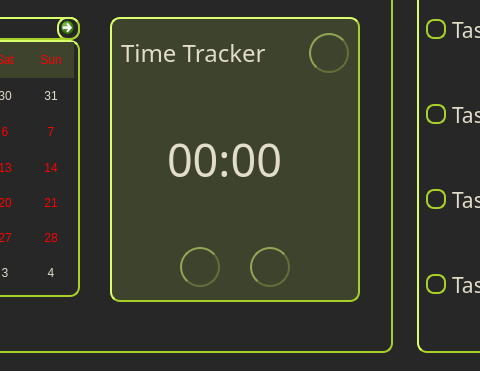
First picture: the form in interface.ui, repository gmoreno-dev/RotinaZilla, before the edit; both pictures show x 494 to 974 and y 381 to 752 of the 1111 by 752 pixel window.
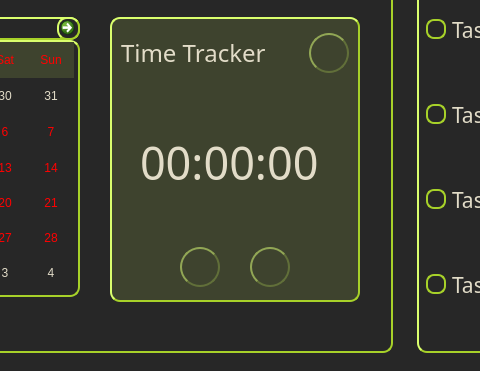
Second picture: the form after the edit. Icons and pictures are not drawn.

```diff
--- a/interface.ui
+++ b/interface.ui
@@ -291,9 +291,21 @@
         <height>16777215</height>
        </size>
       </property>
-      <layout class="QHBoxLayout" name="horizontalLayout_2">
-       <item>
-        <widget class="QWidget" name="mainDashboardSubContainer" native="true">
+      <property name="focusPolicy">
+       <enum>Qt::FocusPolicy::ClickFocus</enum>
+      </property>
+      <widget class="QGroupBox" name="mainDashboardSubContainer">
+       <property name="enabled">
+        <bool>true</bool>
+       </property>
+       <property name="geometry">
+        <rect>
+         <x>9</x>
+         <y>9</y>
+         <width>713</width>
+         <height>716</height>
+        </rect>
+       </property>
          <property name="focusPolicy">
           <enum>Qt::FocusPolicy::ClickFocus</enum>
          </property>
@@ -784,21 +796,21 @@
           <widget class="QLabel" name="label_12">
            <property name="geometry">
             <rect>
-             <x>57</x>
-             <y>67</y>
-             <width>150</width>
+           <x>30</x>
+           <y>70</y>
+           <width>200</width>
              <height>150</height>
             </rect>
            </property>
            <property name="minimumSize">
             <size>
-             <width>150</width>
+           <width>200</width>
              <height>150</height>
             </size>
            </property>
            <property name="maximumSize">
             <size>
-             <width>150</width>
+           <width>200</width>
              <height>150</height>
             </size>
            </property>
@@ -813,7 +825,7 @@
 border-width: 0px;</string>
            </property>
            <property name="text">
-            <string>00:00</string>
+          <string>00:00:00</string>
            </property>
           </widget>
           <widget class="QPushButton" name="pushButton_7">
@@ -1061,8 +1073,6 @@
          <zorder>pushButton_11</zorder>
          <zorder>pushButton_9</zorder>
         </widget>
-       </item>
-      </layout>
      </widget>
     </item>
     <item>
```
Left out of the diff: 33 changed lines with no effect on the pictures. Lines whose indentation alone changed are shown as unchanged.
